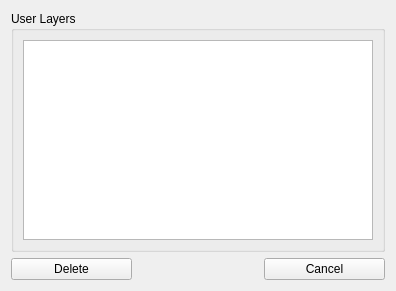
FLO-2DSoftware/qgis-flo-2d-plugin, file flo2d/ui/gpkg_management.ui: the form before one commit.
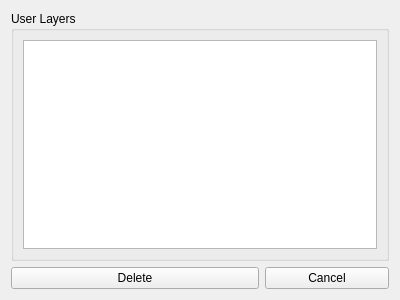
The form after the commit.

Commit message: Showing ONLY user layers added to the geopackage

What changed in the file:
```diff
--- a/flo2d/ui/gpkg_management.ui
+++ b/flo2d/ui/gpkg_management.ui
@@ -6,8 +6,8 @@
    <rect>
     <x>0</x>
     <y>0</y>
-    <width>396</width>
-    <height>291</height>
+    <width>400</width>
+    <height>300</height>
    </rect>
   </property>
   <property name="windowTitle">
@@ -35,7 +35,7 @@
        </layout>
       </widget>
      </item>
-     <item row="1" column="0">
+     <item row="1" column="0" colspan="2">
       <widget class="QPushButton" name="delete_btn">
        <property name="text">
         <string>Delete</string>
```
The commit also changes 2 other files.
